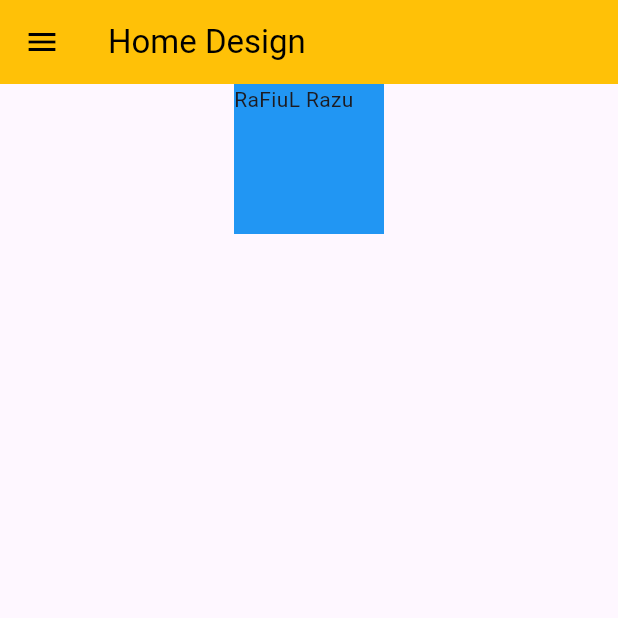
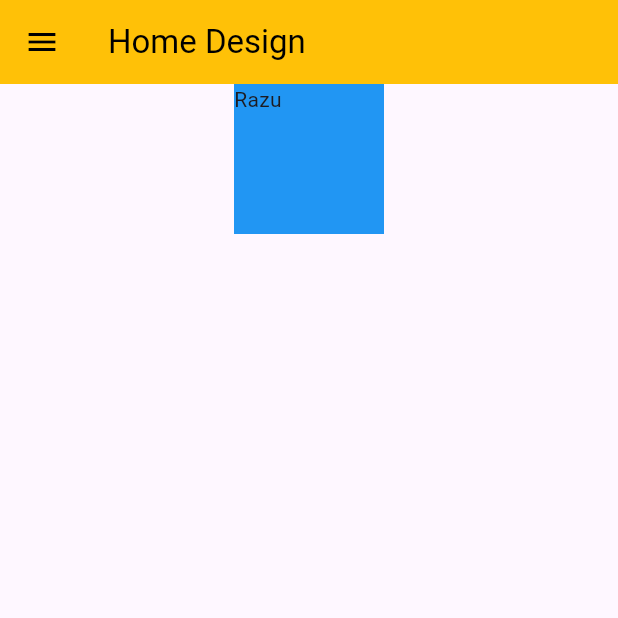
Before and after one commit to RaFiuL-RaZu/design_part, a Flutter app: the screen it shows after launch, on a phone screen of 412 x 824 dp, the top half of it. Run offline on Flutter 3.47's test engine with Material 3 defaults, Android fonts, the phone set to English and light mode, and no system bars.

Commit message:
innit commit

```diff
--- a/lib/main.dart
+++ b/lib/main.dart
@@ -39,8 +39,8 @@ class HomeScren extends StatelessWidget{
               height: 100,
               width: 100,
               color: Colors.blue,
-              child: Text("RaFiuL Razu"),
-            )
+              child: Text("Razu"),
+            ),
           ],
         ),
       ),
```
